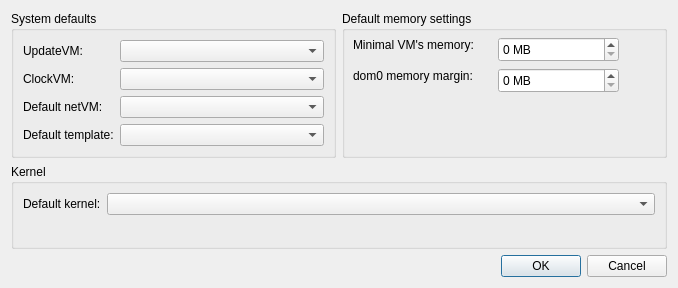
QubesOS/qubes-manager, file globalsettingsdlg.ui: the form before one commit.
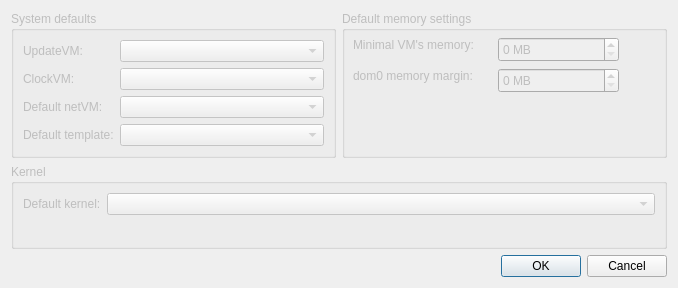
The form after the commit.

Commit message: Unimplemented gui elemenets grayed out

The edit to the form file:
```diff
--- a/globalsettingsdlg.ui
+++ b/globalsettingsdlg.ui
@@ -16,6 +16,9 @@
   <layout class="QGridLayout" name="gridLayout">
    <item row="0" column="0">
     <widget class="QGroupBox" name="groupBox">
+     <property name="enabled">
+      <bool>false</bool>
+     </property>
      <property name="title">
       <string>System defaults</string>
      </property>
@@ -77,6 +80,9 @@
    </item>
    <item row="0" column="1">
     <widget class="QGroupBox" name="groupBox_3">
+     <property name="enabled">
+      <bool>false</bool>
+     </property>
      <property name="title">
       <string>Default memory settings</string>
      </property>
@@ -148,6 +154,9 @@
    </item>
    <item row="1" column="0" colspan="2">
     <widget class="QGroupBox" name="groupBox_2">
+     <property name="enabled">
+      <bool>false</bool>
+     </property>
      <property name="title">
       <string>Kernel</string>
      </property>
```
The commit also changes 1 other file.
